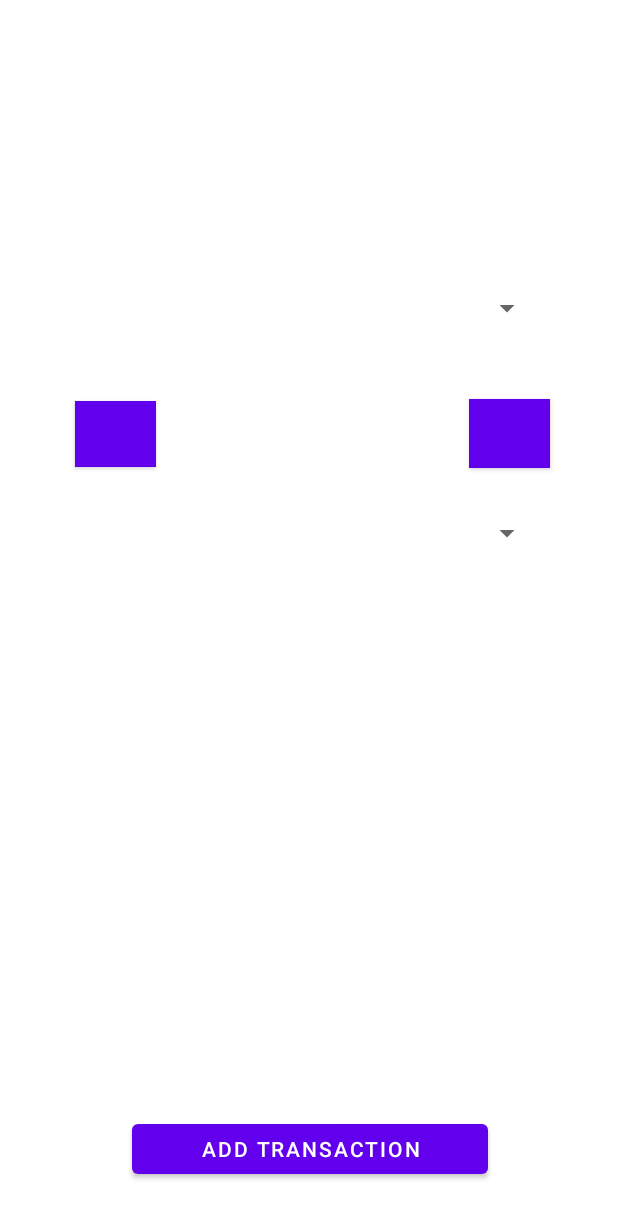
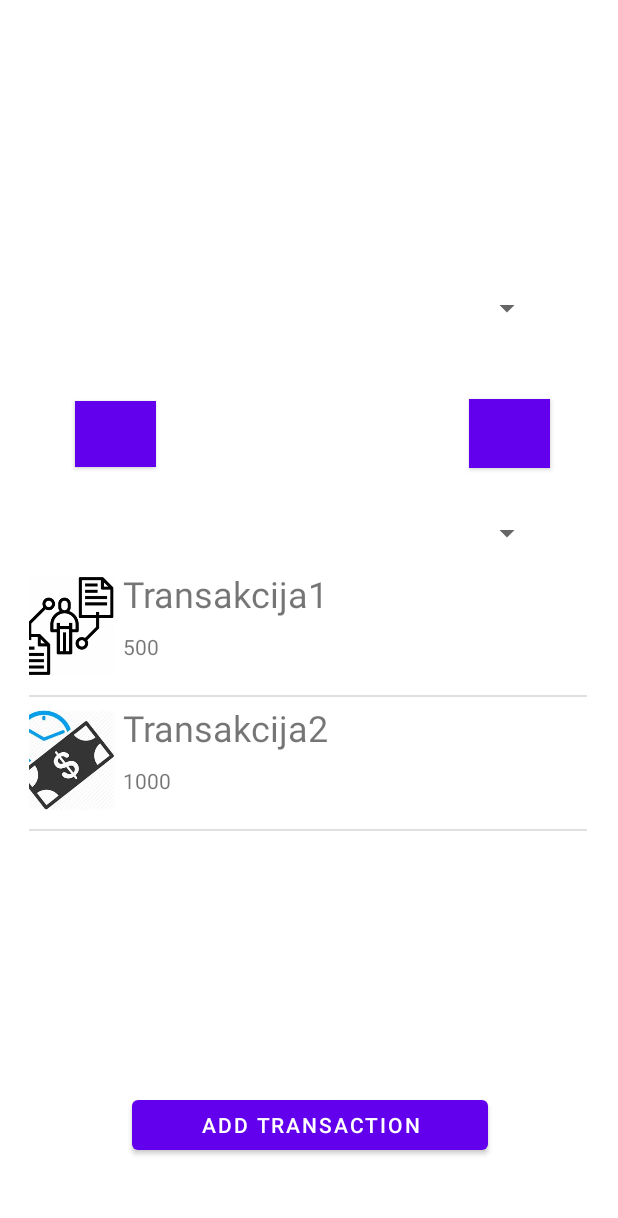
Before and after one commit to mdokic1/Personal-financial-management, an Android app: the MainActivity screen opened directly, with no data from a screen before it, on a phone screen of 412 x 824 dp. Shown: the top 1218 px of the screen. Run offline under Robolectric (Android 15) with nearby library versions, the phone set to English and light mode, and no system bars.

Commit message:
Ispravljene greske u metodi getView

```diff
--- a/app/build.gradle
+++ b/app/build.gradle
@@ -6,8 +6,8 @@ android {
 
     defaultConfig {
         applicationId "ba.unsa.etf.rma.rma20djokicmilica36"
-        minSdkVersion 21
-        targetSdkVersion 26
+        minSdkVersion 26
+        targetSdkVersion 29
         versionCode 1
         versionName "1.0"
 
--- a/app/src/main/java/ba/unsa/etf/rma/rma20djokicmilica36/MainActivity.java
+++ b/app/src/main/java/ba/unsa/etf/rma/rma20djokicmilica36/MainActivity.java
@@ -23,7 +23,7 @@ public class MainActivity extends AppCompatActivity implements ITransactionListV
     private Button add;
 
     private TransactionListAdapter transactionListAdapter;
-    private ArrayList<Transaction> transakcije = new ArrayList<>();
+
 
     private TransactionsModel model = new TransactionsModel();
 
@@ -44,7 +44,7 @@ public class MainActivity extends AppCompatActivity implements ITransactionListV
         setContentView(R.layout.activity_main);
 
 
-        transactionListAdapter = new TransactionListAdapter(this, R.layout.list_element,transakcije);
+        transactionListAdapter = new TransactionListAdapter(this, R.layout.list_element,new ArrayList<Transaction>());
         listView= (ListView) findViewById(R.id.listView);
         listView.setAdapter(transactionListAdapter);
         getPresenter().refreshTransactions();
--- a/app/src/main/java/ba/unsa/etf/rma/rma20djokicmilica36/TransactionListAdapter.java
+++ b/app/src/main/java/ba/unsa/etf/rma/rma20djokicmilica36/TransactionListAdapter.java
@@ -27,10 +27,11 @@ public class TransactionListAdapter extends ArrayAdapter<Transaction> {
         resource = _resource;
     }
 
-    public void setTransactions(ArrayList<Transaction> movies) {
+    public void setTransactions(ArrayList<Transaction> transactions) {
         this.addAll(transactions);
     }
 
+   @NonNull
    @Override
    public View getView(int position, @Nullable View convertView, @NonNull ViewGroup parent) {
        LinearLayout newView;
@@ -52,27 +53,27 @@ public class TransactionListAdapter extends ArrayAdapter<Transaction> {
        iznos = (TextView) newView.findViewById(R.id.iznos);
 
        title.setText(transaction.getTitle());
-       iznos.setText(transaction.getAmount());
+       iznos.setText(Integer.toString(transaction.getAmount()));
 
        transactionType tip = transaction.getType();
 
-       if (tip.equals("INDIVIDUALPAYMENT")) {
+       if (tip.equals(transactionType.INDIVIDUALPAYMENT)) {
            ikonica.setImageResource(R.drawable.individual);
        }
 
-       if (tip.equals("REGULARPAYMENT")) {
+       if (tip.equals(transactionType.REGULARPAYMENT)) {
            ikonica.setImageResource(R.drawable.regular);
        }
 
-       if (tip.equals("PURCHASE")) {
+       if (tip.equals(transactionType.PURCHASE)) {
            ikonica.setImageResource(R.drawable.purchase);
        }
 
-       if (tip.equals("INDIVIDUALINCOME")) {
+       if (tip.equals(transactionType.INDIVIDUALINCOME)) {
            ikonica.setImageResource(R.drawable.iincome);
        }
 
-       if (tip.equals("REGULARINCOME")) {
+       if (tip.equals(transactionType.REGULARINCOME)) {
            ikonica.setImageResource(R.drawable.regincome);
        }
 
--- a/app/src/main/java/ba/unsa/etf/rma/rma20djokicmilica36/TransactionsModel.java
+++ b/app/src/main/java/ba/unsa/etf/rma/rma20djokicmilica36/TransactionsModel.java
@@ -7,18 +7,17 @@ import java.util.ArrayList;
 import java.util.Collection;
 
 public class TransactionsModel {
-    public static ArrayList<Transaction> transactions = new ArrayList<>();
+    public static ArrayList<Transaction> transactions = new ArrayList<Transaction>() {
 
-    public void load() {
-        if (Build.VERSION.SDK_INT >= Build.VERSION_CODES.O) {
-            transactions.add(new Transaction(LocalDate.of(2020, 1, 4), 500, "Transakcija1",
-            transactionType.INDIVIDUALPAYMENT, "Proizvod1", null, null));
+        {
+            add(new Transaction(LocalDate.of(2020, 1, 4), 500, "Transakcija1",
+                    transactionType.INDIVIDUALPAYMENT, "Proizvod1", null, null));
 
-            transactions.add(new Transaction(LocalDate.of(2020, 2, 16), 1000, "Transakcija2",
+            add(new Transaction(LocalDate.of(2020, 2, 16), 1000, "Transakcija2",
                     transactionType.REGULARPAYMENT, "Proizvod2", 30, LocalDate.of(2020, 6, 16)));
+
         }
 
-    }
-
+    };
 
 }
--- a/app/src/main/res/layout/activity_main.xml
+++ b/app/src/main/res/layout/activity_main.xml
@@ -102,10 +102,10 @@
         android:layout_width="372dp"
         android:layout_height="312dp"
         android:layout_marginStart="1dp"
-        android:layout_marginTop="20dp"
+        android:layout_marginTop="4dp"
         android:layout_marginEnd="1dp"
         app:layout_constraintEnd_toEndOf="parent"
-        app:layout_constraintHorizontal_bias="0.594"
+        app:layout_constraintHorizontal_bias="0.486"
         app:layout_constraintStart_toStartOf="parent"
         app:layout_constraintTop_toBottomOf="@+id/sort" />
 
```
